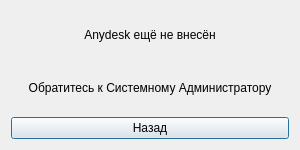
This is My_error.ui in Bigmagyshka/Quick-AD-Access as Qt 5 draws it before an edit. The edited form follows.
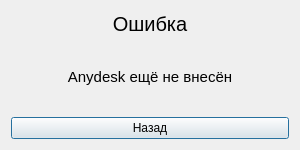
This is the edited form.

Diff of the .ui file:
```diff
--- a/My_error.ui
+++ b/My_error.ui
@@ -34,8 +34,19 @@
   <layout class="QVBoxLayout" name="verticalLayout">
    <item>
     <widget class="QLabel" name="label">
+     <property name="maximumSize">
+      <size>
+       <width>16777215</width>
+       <height>25</height>
+      </size>
+     </property>
+     <property name="font">
+      <font>
+       <pointsize>15</pointsize>
+      </font>
+     </property>
      <property name="text">
-      <string>Anydesk ещё не внесён</string>
+      <string>Ошибка</string>
      </property>
      <property name="alignment">
       <set>Qt::AlignCenter</set>
@@ -43,13 +54,21 @@
     </widget>
    </item>
    <item>
-    <widget class="QLabel" name="label_2">
+    <widget class="QLabel" name="Error_Text">
+     <property name="font">
+      <font>
+       <pointsize>11</pointsize>
+      </font>
+     </property>
      <property name="text">
-      <string>Обратитесь к Системному Администратору</string>
+      <string>Anydesk ещё не внесён</string>
      </property>
      <property name="alignment">
       <set>Qt::AlignCenter</set>
      </property>
+     <property name="wordWrap">
+      <bool>true</bool>
+     </property>
     </widget>
    </item>
    <item>
```
